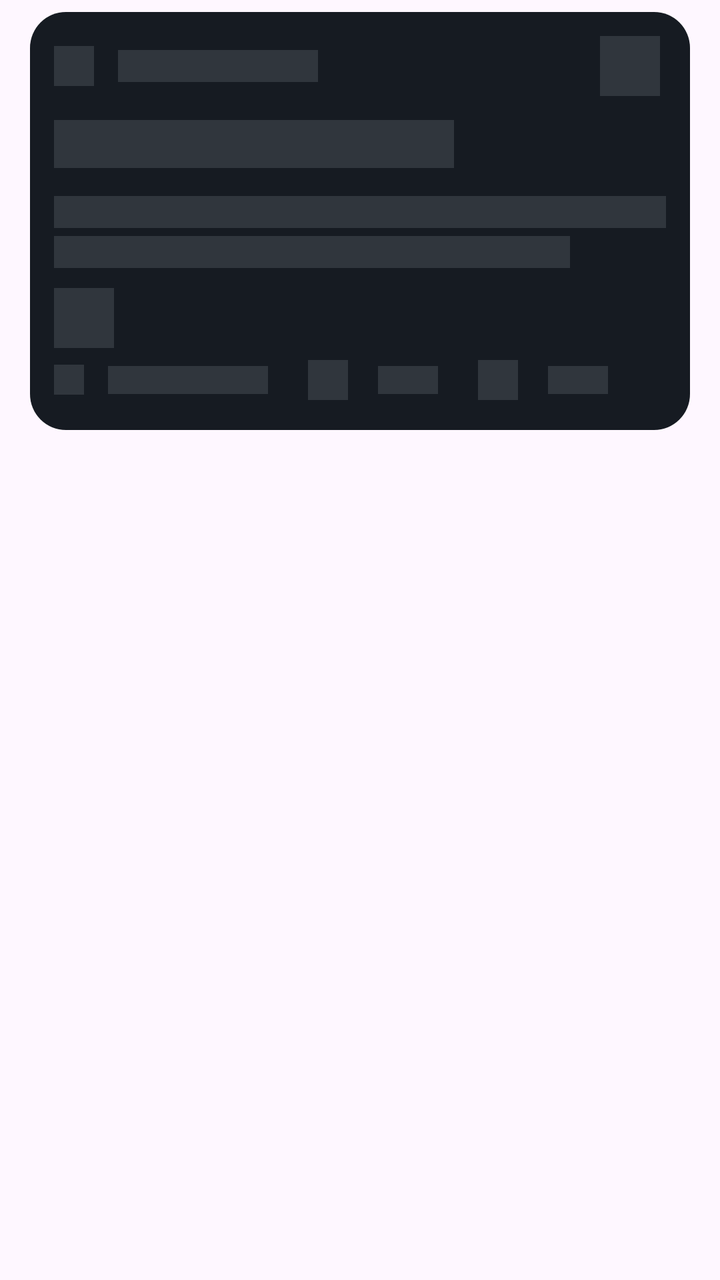
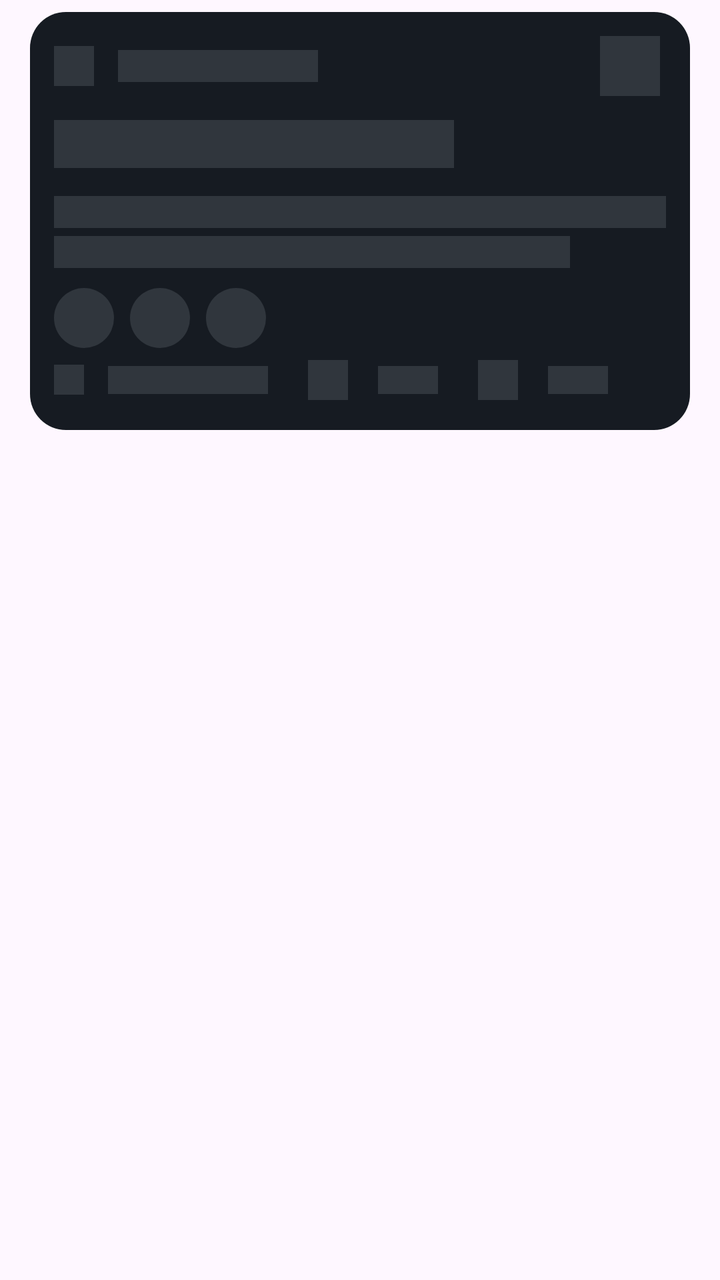

The first picture is an Android layout as it rendered before a commit; the second is the same layout after the commit. The layout source and the unified diff follow.
<!-- AndroidManifest.xml: application theme Theme.GithubAssignment -->
<!-- res/layout/item_shimmer_lyt.xml -->
<?xml version="1.0" encoding="utf-8"?>
<LinearLayout xmlns:android="http://schemas.android.com/apk/res/android"
    android:layout_width="match_parent"
    android:layout_height="wrap_content"
    android:paddingHorizontal="15dp"
    android:paddingVertical="6dp"
    android:orientation="vertical">

    <LinearLayout
        android:layout_width="match_parent"
        android:layout_height="wrap_content"
        android:background="@drawable/list_bg"
        android:orientation="vertical">

        <LinearLayout
            android:layout_width="match_parent"
            android:layout_height="wrap_content"
            android:layout_marginStart="12dp"
            android:layout_marginTop="12dp"
            android:layout_marginBottom="6dp"
            android:weightSum="1">

            <LinearLayout
                android:layout_width="wrap_content"
                android:layout_height="wrap_content"
                android:layout_gravity="center"
                android:layout_weight="1">

                <View
                    android:layout_width="20dp"
                    android:layout_height="20dp"
                    android:layout_gravity="center"
                    android:background="@color/shimmer_placeholder" />

                <View
                    android:layout_width="100dp"
                    android:layout_height="16dp"
                    android:layout_gravity="center"
                    android:layout_marginStart="12dp"
                    android:background="@color/shimmer_placeholder" />

            </LinearLayout>

            <View
                android:layout_width="30dp"
                android:layout_height="30dp"
                android:layout_marginEnd="15dp"
                android:background="@color/shimmer_placeholder" />

        </LinearLayout>

        <View
            android:layout_width="200dp"
            android:layout_height="24dp"
            android:layout_marginStart="12dp"
            android:layout_marginTop="6dp"
            android:layout_marginBottom="6dp"
            android:background="@color/shimmer_placeholder" />

        <View
            android:layout_width="match_parent"
            android:layout_height="16dp"
            android:layout_marginStart="12dp"
            android:layout_marginEnd="12dp"
            android:layout_marginTop="8dp"
            android:background="@color/shimmer_placeholder" />

        <View
            android:layout_width="match_parent"
            android:layout_height="16dp"
            android:layout_marginStart="12dp"
            android:layout_marginEnd="60dp"
            android:layout_marginTop="4dp"
            android:background="@color/shimmer_placeholder" />

        <View
            android:layout_width="30dp"
            android:layout_height="30dp"
            android:layout_marginStart="12dp"
            android:layout_marginTop="10dp"
            android:layout_marginBottom="6dp"
            android:background="@color/shimmer_placeholder" />

        <LinearLayout
            android:layout_width="match_parent"
            android:layout_height="wrap_content"
            android:layout_marginBottom="15dp"
            android:orientation="horizontal">

            <View
                android:layout_width="15dp"
                android:layout_height="15dp"
                android:layout_gravity="center"
                android:layout_marginStart="12dp"
                android:background="@color/shimmer_placeholder" />

            <View
                android:layout_width="80dp"
                android:layout_height="14dp"
                android:layout_gravity="center"
                android:layout_marginStart="12dp"
                android:background="@color/shimmer_placeholder" />

            <View
                android:layout_width="20dp"
                android:layout_height="20dp"
                android:layout_gravity="center"
                android:layout_marginStart="20dp"
                android:background="@color/shimmer_placeholder" />

            <View
                android:layout_width="30dp"
                android:layout_height="14dp"
                android:layout_gravity="center"
                android:layout_marginStart="15dp"
                android:background="@color/shimmer_placeholder" />


            <View
                android:layout_width="20dp"
                android:layout_height="20dp"
                android:layout_gravity="center"
                android:layout_marginStart="20dp"
                android:background="@color/shimmer_placeholder" />

            <View
                android:layout_width="30dp"
                android:layout_height="14dp"
                android:layout_gravity="center"
                android:layout_marginStart="15dp"
                android:background="@color/shimmer_placeholder" />

        </LinearLayout>

    </LinearLayout>

</LinearLayout>
<!-- resources referenced by this layout -->
<resources>
  <color name="shimmer_placeholder">#30363d</color>
  <!-- drawable list_bg (drawable) -->
  <?xml version="1.0" encoding="utf-8"?>
  <shape xmlns:android="http://schemas.android.com/apk/res/android" android:shape="rectangle">
  <solid android:color="@color/DarkGrey"/>
      <corners android:radius="18dp"/>
  </shape>
  <style name="Theme.GithubAssignment" parent="Base.Theme.GithubAssignment" />
  <color name="DarkGrey">#161b22</color>
  <style name="Base.Theme.GithubAssignment" parent="Theme.Material3.DayNight.NoActionBar">
          
          
      </style>
</resources>

<!-- the commit's change to res/layout/item_shimmer_lyt.xml (unified diff, before → after) -->
@@ -73,13 +73,33 @@
             android:layout_marginTop="4dp"
             android:background="@color/shimmer_placeholder" />
 
-        <View
-            android:layout_width="30dp"
-            android:layout_height="30dp"
+        <LinearLayout
+            android:layout_width="match_parent"
+            android:layout_height="wrap_content"
             android:layout_marginStart="12dp"
             android:layout_marginTop="10dp"
             android:layout_marginBottom="6dp"
-            android:background="@color/shimmer_placeholder" />
+            android:orientation="horizontal">
+
+            <View
+                android:layout_width="30dp"
+                android:layout_height="30dp"
+                android:background="@drawable/shimmer_image_bg" />
+
+            <View
+                android:layout_width="30dp"
+                android:layout_height="30dp"
+                android:layout_marginStart="8dp"
+                android:background="@drawable/shimmer_image_bg" />
+            <View
+                android:layout_width="30dp"
+                android:layout_height="30dp"
+                android:layout_marginStart="8dp"
+                android:background="@drawable/shimmer_image_bg" />
+
+
+
+        </LinearLayout>
 
         <LinearLayout
             android:layout_width="match_parent"
<!-- resource entries referenced after the edit -->
@@ -7,6 +7,11 @@
   <solid android:color="@color/DarkGrey"/>
       <corners android:radius="18dp"/>
   </shape>
+  <!-- drawable shimmer_image_bg (drawable) -->
+  <?xml version="1.0" encoding="utf-8"?>
+  <shape xmlns:android="http://schemas.android.com/apk/res/android" android:shape="oval">
+  <solid android:color="@color/shimmer_placeholder"/>
+  </shape>
   <style name="Theme.GithubAssignment" parent="Base.Theme.GithubAssignment" />
   <color name="DarkGrey">#161b22</color>
   <style name="Base.Theme.GithubAssignment" parent="Theme.Material3.DayNight.NoActionBar">
